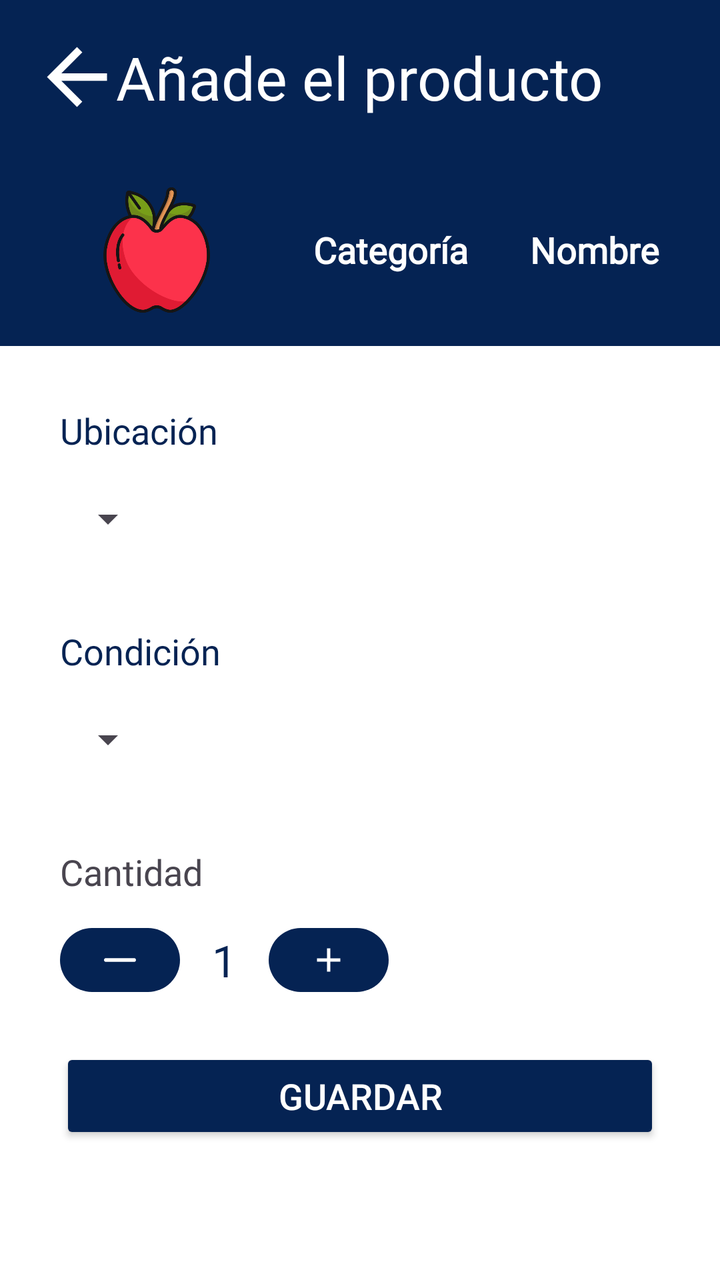
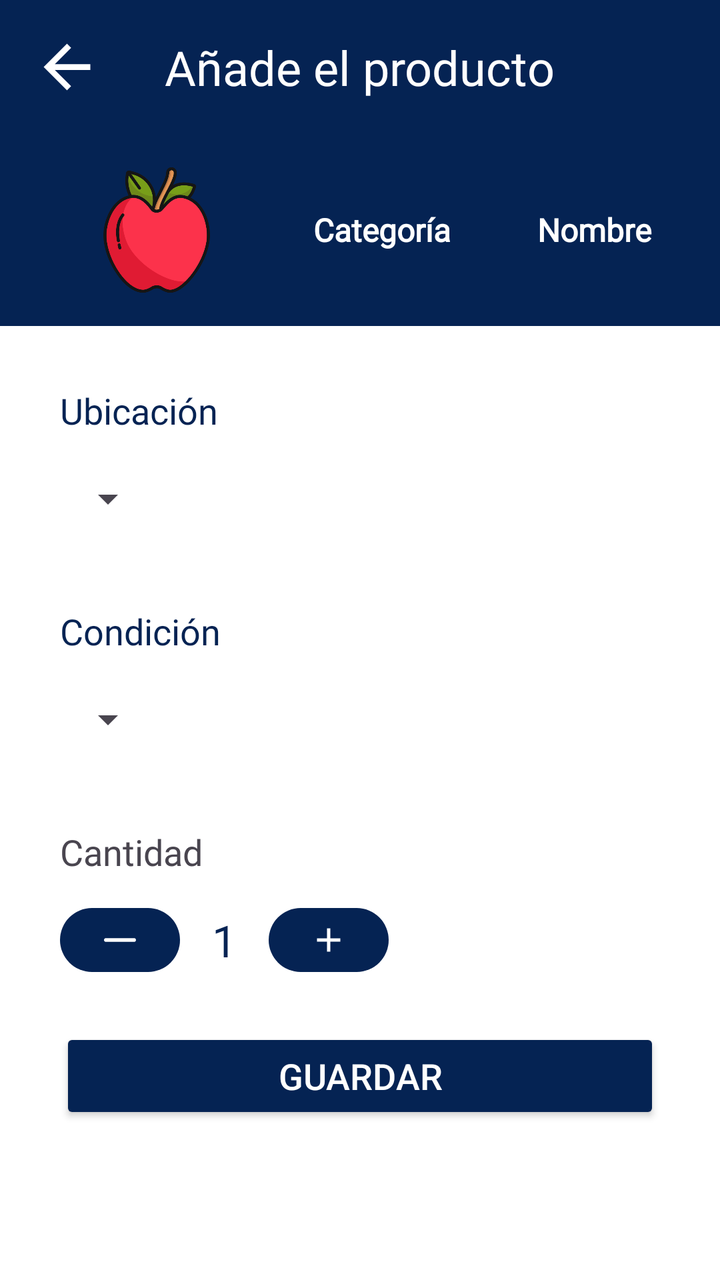

Before-and-after screenshots of an Android layout around one commit, followed by the original layout XML and the change that was made.
<!-- AndroidManifest.xml: application theme Theme.SmartFreezer -->
<!-- res/layout/fragment_add_product.xml -->
<?xml version="1.0" encoding="utf-8"?>
<ScrollView xmlns:android="http://schemas.android.com/apk/res/android"
    xmlns:app="http://schemas.android.com/apk/res-auto"
    android:layout_width="match_parent"
    android:layout_height="match_parent"
    android:background="@color/white"
    android:fillViewport="true">

    <androidx.constraintlayout.widget.ConstraintLayout
        android:layout_width="match_parent"
        android:layout_height="wrap_content">

        <LinearLayout
            android:id="@+id/headerLayout"
            android:layout_width="0dp"
            android:layout_height="wrap_content"
            android:background="@color/purpleButton"
            android:orientation="vertical"
            android:padding="16dp"
            app:layout_constraintTop_toTopOf="parent"
            app:layout_constraintStart_toStartOf="parent"
            app:layout_constraintEnd_toEndOf="parent">

            <RelativeLayout
                android:layout_width="match_parent"
                android:layout_height="wrap_content"
                android:layout_marginBottom="16dp">

                <ImageView
                    android:id="@+id/btnBack"
                    android:layout_width="45dp"
                    android:layout_height="45dp"
                    android:layout_alignParentStart="true"
                    android:contentDescription="Volver"
                    android:src="@drawable/baseline_arrow_back_24"
                    app:tint="@android:color/white" />

                <TextView
                    android:id="@+id/tvTitle"
                    android:layout_width="wrap_content"
                    android:layout_height="wrap_content"
                    android:layout_centerInParent="true"
                    android:text="Añade el producto"
                    android:textColor="@android:color/white"
                    android:textSize="30sp"
                    android:fontFamily="@font/roboto_light" />
            </RelativeLayout>

            <LinearLayout
                android:id="@+id/iconNameLayout"
                android:layout_width="match_parent"
                android:layout_height="wrap_content"
                android:layout_marginTop="16dp"
                android:gravity="center_vertical"
                android:orientation="horizontal"
                app:layout_constraintEnd_toEndOf="parent"
                app:layout_constraintStart_toStartOf="parent"
                app:layout_constraintTop_toBottomOf="@id/categoryTitle">

                <ImageView
                    android:id="@+id/productIcon"
                    android:layout_width="0dp"
                    android:layout_weight="0.4"
                    android:layout_height="64dp"
                    android:layout_marginEnd="16dp"
                    android:contentDescription="Icono"
                    app:srcCompat="@drawable/apple" />

                <TextView
                    android:id="@+id/categoryTitle"
                    android:layout_width="0dp"
                    android:layout_weight="0.3"
                    android:layout_height="wrap_content"
                    android:text="Categoría"
                    android:textAlignment="textStart"
                    android:textSize="18sp"
                    android:textStyle="bold"
                    android:fontFamily="@font/roboto"
                    android:textColor="@color/white" />

                <TextView
                    android:id="@+id/productName"
                    android:layout_width="0dp"
                    android:layout_height="wrap_content"
                    android:layout_weight="0.3"
                    android:text="Nombre"
                    android:textAlignment="center"
                    android:textSize="18sp"
                    android:fontFamily="@font/roboto"
                    android:textColor="@color/white"
                    android:textStyle="bold" />
            </LinearLayout>
        </LinearLayout>

        <LinearLayout
            android:id="@+id/formLayout"
            android:layout_width="match_parent"
            android:layout_height="wrap_content"
            android:orientation="vertical"
            android:layout_marginStart="30dp"
            android:layout_marginEnd="30dp"
            android:textColor="@color/purpleButton"
            app:layout_constraintTop_toBottomOf="@id/headerLayout"
            app:layout_constraintStart_toStartOf="parent"
            app:layout_constraintEnd_toEndOf="parent">

            <TextView
                android:id="@+id/locationLabel"
                android:layout_width="wrap_content"
                android:layout_height="wrap_content"
                android:layout_marginTop="30dp"
                android:text="Ubicación"
                android:textSize="18sp"
                android:textColor="@color/purpleButton"
                android:fontFamily="@font/roboto" />

            <Spinner
                android:id="@+id/locationSpinner"
                android:layout_width="wrap_content"
                android:layout_height="wrap_content"
                android:layout_marginTop="8dp"
                android:textSize="25sp"
                android:minHeight="48dp"
                android:fontFamily="@font/roboto" />

            <TextView
                android:id="@+id/conditionLabel"
                android:layout_width="wrap_content"
                android:layout_height="wrap_content"
                android:layout_marginTop="30dp"
                android:textColor="@color/purpleButton"
                android:textSize="18sp"
                android:text="Condición"
                android:fontFamily="@font/roboto" />

            <Spinner
                android:id="@+id/conditionSpinner"
                android:layout_width="wrap_content"
                android:layout_height="wrap_content"
                android:layout_marginTop="8dp"
                android:fontFamily="@font/roboto"
                android:minHeight="48dp"
                android:textSize="25sp" />

            <TextView
                android:id="@+id/quantityLabel"
                android:layout_width="wrap_content"
                android:layout_height="wrap_content"
                android:layout_marginTop="30dp"
                android:text="Cantidad"
                android:textSize="18sp"
                android:fontFamily="@font/roboto" />

            <LinearLayout
                android:id="@+id/quantitySpace"
                android:layout_width="wrap_content"
                android:layout_height="wrap_content"
                android:layout_marginTop="12dp"
                android:gravity="center_vertical"
                android:orientation="horizontal">

                <com.google.android.material.button.MaterialButton
                    android:id="@+id/btnDecrease"
                    android:layout_width="60dp"
                    android:layout_height="40dp"
                    app:icon="@drawable/subtract"
                    app:iconGravity="textStart"
                    app:iconPadding="0dp"
                    app:iconSize="16dp"
                    app:iconTint="@color/white"
                    app:backgroundTint="@color/purpleButton" />

                <TextView
                    android:id="@+id/quantityText"
                    android:layout_width="wrap_content"
                    android:layout_height="wrap_content"
                    android:layout_marginHorizontal="16dp"
                    android:text="1"
                    android:textColor="@color/purpleButton"
                    android:textSize="22sp" />

                <com.google.android.material.button.MaterialButton
                    android:id="@+id/btnIncrease"
                    android:layout_width="60dp"
                    android:layout_height="40dp"
                    app:icon="@drawable/add"
                    app:iconGravity="textStart"
                    app:iconPadding="0dp"
                    app:iconSize="20dp"
                    app:iconTint="@color/white"
                    app:backgroundTint="@color/purpleButton" />
            </LinearLayout>
        </LinearLayout>

        <Button
            android:id="@+id/saveButton"
            android:layout_width="300dp"
            android:layout_height="wrap_content"
            android:layout_marginTop="24dp"
            android:text="Guardar"
            android:textSize="18sp"
            android:textColor="@color/white"
            app:backgroundTint="@color/purpleButton"
            app:layout_constraintTop_toBottomOf="@+id/formLayout"
            app:layout_constraintStart_toStartOf="parent"
            app:layout_constraintEnd_toEndOf="parent" />


    </androidx.constraintlayout.widget.ConstraintLayout>
</ScrollView>
<!-- resources referenced by this layout -->
<resources>
  <color name="purpleButton">#052353</color>
  <color name="white">#FFFFFFFF</color>
  <!-- drawable add (drawable) -->
  <vector xmlns:android="http://schemas.android.com/apk/res/android"
      android:width="24dp"
      android:height="24dp"
      android:viewportWidth="960"
      android:viewportHeight="960">
    <path
        android:pathData="M440,520L200,520v-80h240v-240h80v240h240v80L520,520v240h-80v-240Z"
        android:fillColor="#FFFFFF"/>
  </vector>
  <!-- drawable apple: png bitmap (drawable, 37219 bytes) -->
  <!-- drawable baseline_arrow_back_24 (drawable) -->
  <vector xmlns:android="http://schemas.android.com/apk/res/android" android:autoMirrored="true" android:height="24dp" android:tint="#FFFFFF" android:viewportHeight="24" android:viewportWidth="24" android:width="24dp">
        
      <path android:fillColor="@android:color/white" android:pathData="M20,11H7.83l5.59,-5.59L12,4l-8,8 8,8 1.41,-1.41L7.83,13H20v-2z"/>
      
  </vector>
  <!-- drawable subtract (drawable) -->
  <vector xmlns:android="http://schemas.android.com/apk/res/android" android:height="24dp" android:viewportHeight="203.37" android:viewportWidth="203.37" android:width="24dp">
        
      <path android:fillColor="@color/white" android:pathData="M191.23,89.55H12.15C5.43,89.55 0,94.98 0,101.69c0,6.7 5.43,12.14 12.15,12.14h179.08c6.71,0 12.14,-5.43 12.14,-12.14C203.37,94.98 197.94,89.55 191.23,89.55z"/>
      
  </vector>
  <style name="Theme.SmartFreezer" parent="android:Theme.Material.Light.NoActionBar" />
</resources>

<!-- the commit's change to res/layout/fragment_add_product.xml (unified diff, before → after) -->
@@ -27,9 +27,9 @@
                 android:layout_marginBottom="16dp">
 
                 <ImageView
-                    android:id="@+id/btnBack"
-                    android:layout_width="45dp"
-                    android:layout_height="45dp"
+                    android:id="@+id/btnBackAddProduct"
+                    android:layout_width="35dp"
+                    android:layout_height="35dp"
                     android:layout_alignParentStart="true"
                     android:contentDescription="Volver"
                     android:src="@drawable/baseline_arrow_back_24"
@@ -42,7 +42,7 @@
                     android:layout_centerInParent="true"
                     android:text="Añade el producto"
                     android:textColor="@android:color/white"
-                    android:textSize="30sp"
+                    android:textSize="24sp"
                     android:fontFamily="@font/roboto_light" />
             </RelativeLayout>
 
@@ -73,7 +73,7 @@
                     android:layout_height="wrap_content"
                     android:text="Categoría"
                     android:textAlignment="textStart"
-                    android:textSize="18sp"
+                    android:textSize="16sp"
                     android:textStyle="bold"
                     android:fontFamily="@font/roboto"
                     android:textColor="@color/white" />
@@ -85,7 +85,7 @@
                     android:layout_weight="0.3"
                     android:text="Nombre"
                     android:textAlignment="center"
-                    android:textSize="18sp"
+                    android:textSize="16sp"
                     android:fontFamily="@font/roboto"
                     android:textColor="@color/white"
                     android:textStyle="bold" />
